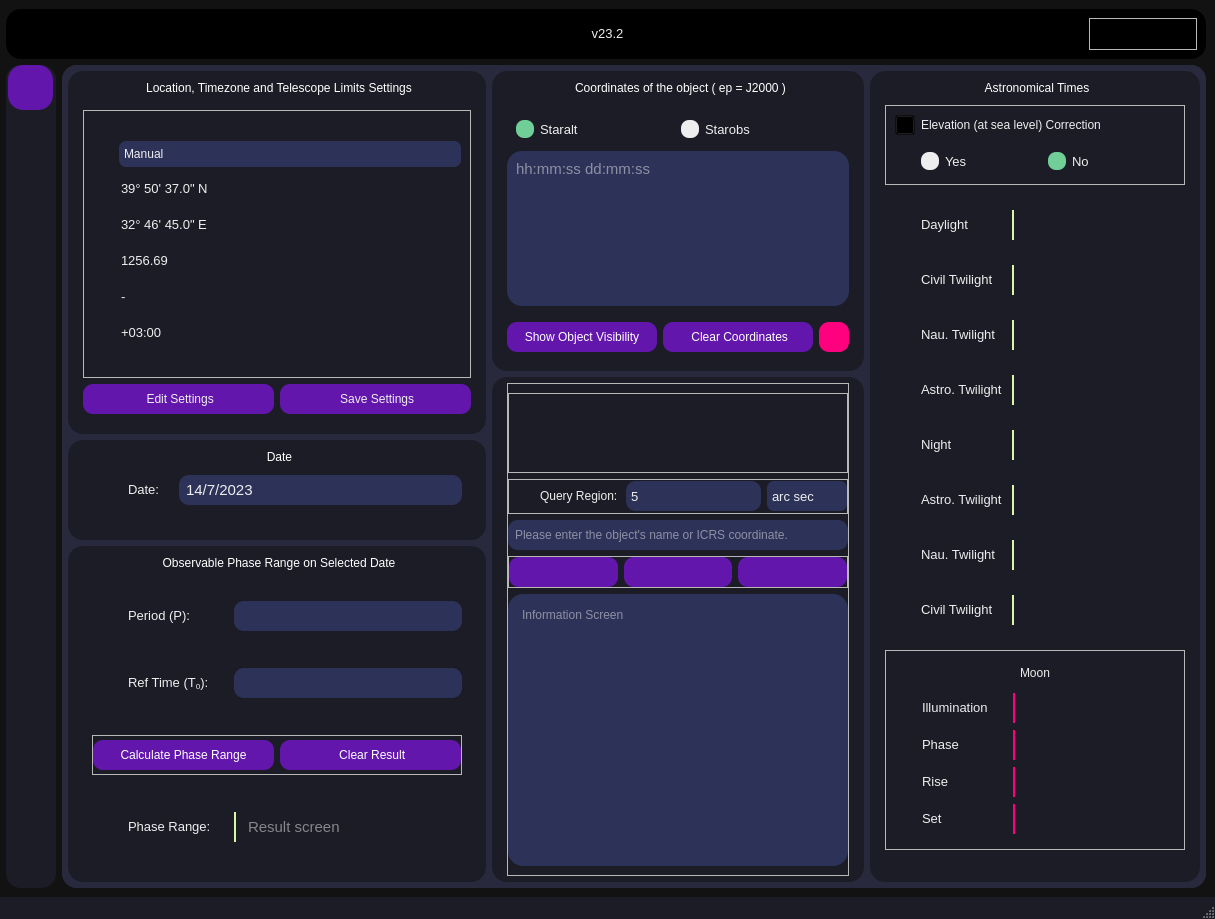
Qt form UI/main.ui (krmerdem/Astro-Observer-Plan) before a commit.
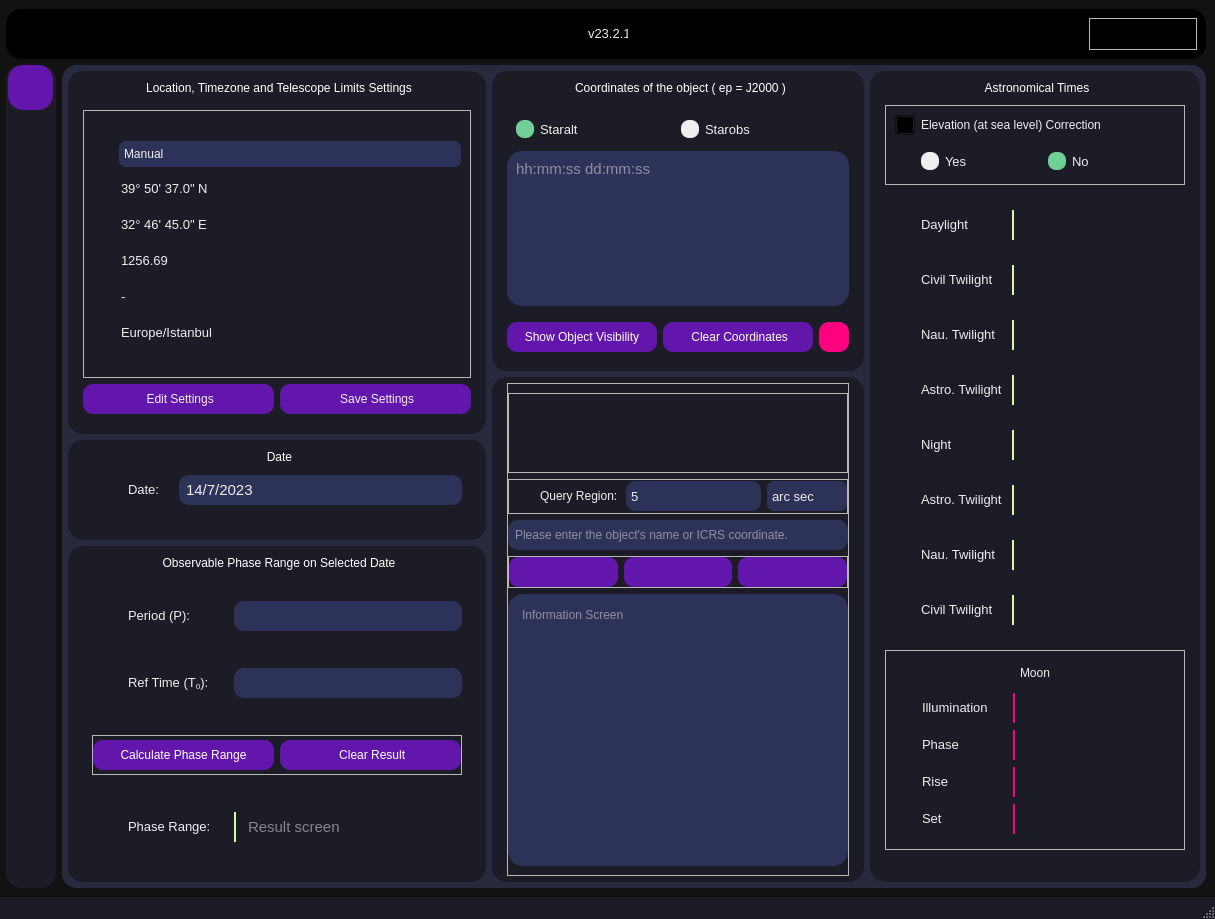
The same form after that commit. Icons and pictures are not drawn.

What changed in the file:
```diff
--- a/UI/main.ui
+++ b/UI/main.ui
@@ -817,7 +817,7 @@
         <widget class="QLabel" name="label_4">
          <property name="minimumSize">
           <size>
-           <width>35</width>
+           <width>40</width>
            <height>0</height>
           </size>
          </property>
@@ -834,7 +834,7 @@
           </font>
          </property>
          <property name="text">
-          <string>&lt;html&gt;&lt;head/&gt;&lt;body&gt;&lt;p align=&quot;center&quot;&gt;&lt;span style=&quot; color:#eeeeee;&quot;&gt;v23.2&lt;/span&gt;&lt;/p&gt;&lt;/body&gt;&lt;/html&gt;</string>
+          <string>&lt;html&gt;&lt;head/&gt;&lt;body&gt;&lt;p align=&quot;center&quot;&gt;&lt;span style=&quot; color:#eeeeee;&quot;&gt;v23.2.1&lt;/span&gt;&lt;/p&gt;&lt;/body&gt;&lt;/html&gt;</string>
          </property>
         </widget>
        </item>
@@ -2976,7 +2976,7 @@
                    </font>
                   </property>
                   <property name="text">
-                   <string>+03:00</string>
+                   <string>Europe/Istanbul</string>
                   </property>
                   <property name="readOnly">
                    <bool>true</bool>
```
